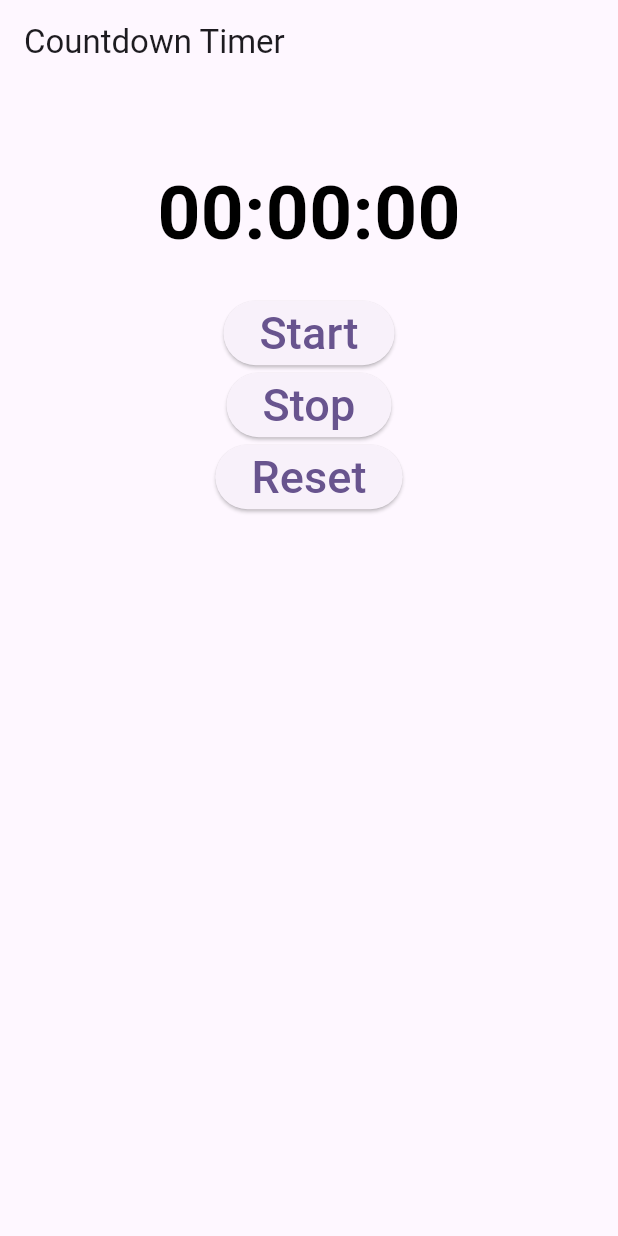
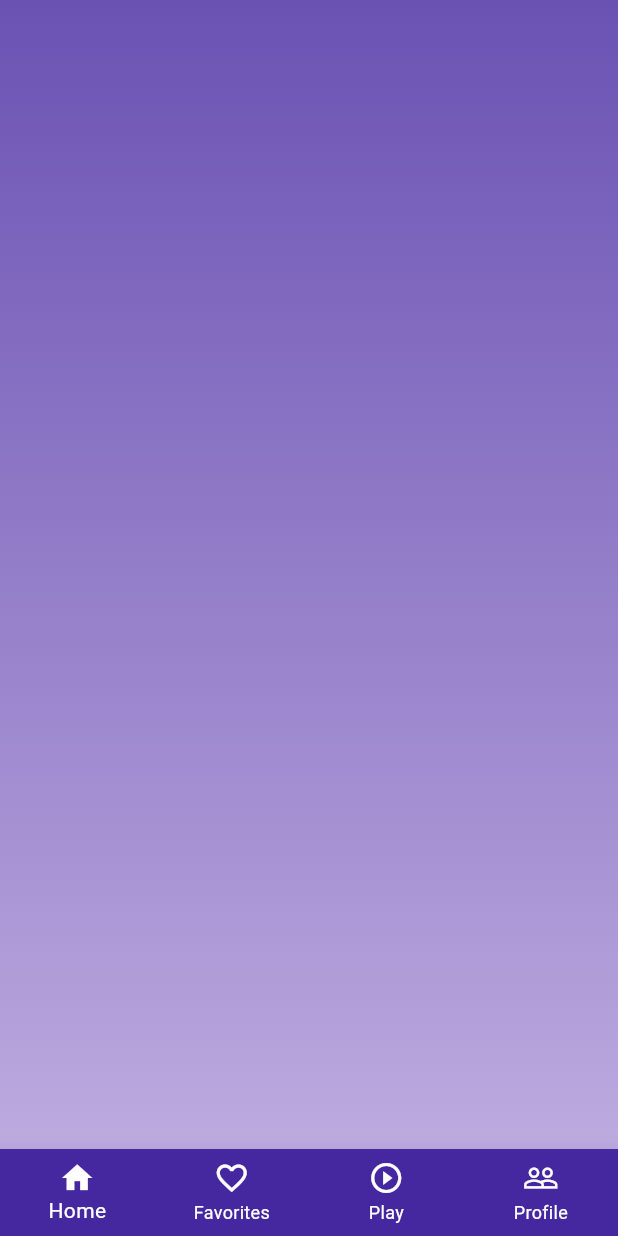
Before and after one commit to laragrace30/countdown_timer, a Flutter app: the screen it shows after launch, on a phone screen of 412 x 824 dp. Run offline on Flutter 3.47's test engine with Material 2 defaults, Android fonts, the phone set to English and light mode, and no system bars.

Commit message:
changes made

```diff
--- a/analysis_options.yaml
+++ b/analysis_options.yaml
@@ -22,7 +22,7 @@ linter:
   # producing the lint.
   rules:
     # avoid_print: false  # Uncomment to disable the `avoid_print` rule
-    # prefer_single_quotes: true  # Uncomment to enable the `prefer_single_quotes` rule
-
+  #prefer_single_quotes: true # Uncomment to enable the `prefer_single_quotes` rule
+  #prefer_relative_imports: true
 # Additional information about this file can be found at
 # https://dart.dev/guides/language/analysis-options
--- a/lib/countdown_timer.dart
+++ /dev/null
@@ -1,110 +0,0 @@
-import 'package:flutter/material.dart';
-import 'dart:async';
-
-class CountdownTimer extends StatefulWidget {
-  const CountdownTimer({super.key});
-
-  @override
-  _CountdownTimerState createState() => _CountdownTimerState();
-}
-
-class _CountdownTimerState extends State<CountdownTimer> {
-  Timer? countdownTimer;
-  Duration myDuration = const Duration(days: 5);
-
-  @override
-  void initState() {
-    super.initState();
-  }
-
-  void startTimer() {
-    countdownTimer = Timer.periodic(const Duration(seconds: 1), (_) => setCountDown());
-  }
-
-  void stopTimer() {
-    setState(() => countdownTimer?.cancel());
-  }
-
-  void resetTimer() {
-    stopTimer();
-    setState(() => myDuration = const Duration(days: 5));
-  }
-
-  void setCountDown() {
-    const reduceSecondsBy = 1;
-    setState(() {
-      final seconds = myDuration.inSeconds - reduceSecondsBy;
-      if (seconds < 0) {
-        countdownTimer?.cancel();
-      } else {
-        myDuration = Duration(seconds: seconds);
-      }
-    });
-  }
-
-  @override
-  Widget build(BuildContext context) {
-    String strDigits(int n) => n.toString().padLeft(2, '0');
-    //final days = strDigits(myDuration.inDays);
-    final hours = strDigits(myDuration.inHours.remainder(24));
-    final minutes = strDigits(myDuration.inMinutes.remainder(60));
-    final seconds = strDigits(myDuration.inSeconds.remainder(60));
-
-    return Scaffold(
-      appBar: AppBar(
-        title: const Text('Countdown Timer'),
-      ),
-      body: Center(
-        child: Column(
-          children: [
-            const SizedBox(
-              height: 50,
-            ),
-            Text(
-              '$hours:$minutes:$seconds',
-              style: const TextStyle(
-                fontWeight: FontWeight.bold,
-                color: Colors.black,
-                fontSize: 50,
-              ),
-            ),
-            const SizedBox(height: 20),
-            ElevatedButton(
-              onPressed: startTimer,
-              child: const Text(
-                'Start',
-                style: TextStyle(
-                  fontSize: 30,
-                ),
-              ),
-            ),
-            ElevatedButton(
-              onPressed: () {
-                if (countdownTimer == null || countdownTimer!.isActive) {
-                  stopTimer();
-                }
-              },
-              child: const Text(
-                'Stop',
-                style: TextStyle(
-                  fontSize: 30,
-                ),
-              ),
-            ),
-            ElevatedButton(
-              onPressed: () {
-                resetTimer();
-              },
-              child: const Text(
-                'Reset',
-                style: TextStyle(
-                  fontSize: 30,
-                ),
-              ),
-            ),
-          ],
-        ),
-      ),
-    );
-  }
-}
--- a/lib/main.dart
+++ b/lib/main.dart
@@ -1,4 +1,5 @@
-import 'package:countdown_timer/countdown_timer.dart';
+
+import 'package:countdown_timer/screens/home_screen.dart';
 import 'package:flutter/material.dart';
 
 void main() {
@@ -17,7 +18,7 @@ class MyApp extends StatelessWidget {
         colorScheme: ColorScheme.fromSeed(seedColor: Colors.deepPurple),
         useMaterial3: true,
       ),
-      home: const CountdownTimer(),
+      home: const HomeScreen(),
     );
   }
 }
--- /dev/null
+++ b/lib/screens/home_screen.dart
@@ -0,0 +1,33 @@
+import 'package:countdown_timer/widgets/custom_nav_bar.dart';
+import 'package:flutter/material.dart';
+
+class HomeScreen extends StatelessWidget {
+  const HomeScreen({super.key});
+
+  @override
+  Widget build(BuildContext context) {
+    return Container(
+      decoration: BoxDecoration(
+        gradient: LinearGradient(
+          begin: Alignment.topCenter,
+          end: Alignment.bottomCenter,
+          colors: [
+            Colors.deepPurple.shade800.withOpacity(0.8),
+            Colors.deepPurple.shade200.withOpacity(0.8),
+          ],
+        ),
+      ),
+      child: const Scaffold(
+        backgroundColor: Colors.transparent,
+        bottomNavigationBar: CustomNavBar(),
+        body: SingleChildScrollView(
+          child: Column(
+            children: [
+
+            ],
+          ),
+        ),
+      ),
+    );
+  }
+}
--- /dev/null
+++ b/lib/widgets/custom_nav_bar.dart
@@ -0,0 +1,37 @@
+import 'package:flutter/material.dart';
+
+class CustomNavBar extends StatelessWidget {
+  const CustomNavBar({
+    Key? key,
+  }) : super(key: key);
+
+@override
+  Widget build(BuildContext context) {
+    return BottomNavigationBar(
+      type: BottomNavigationBarType.fixed,
+      backgroundColor: Colors.deepPurple.shade800,
+      unselectedItemColor: Colors.white,
+      selectedItemColor: Colors.white,
+      showUnselectedLabels: true,
+      showSelectedLabels: true,
+      items: const [
+        BottomNavigationBarItem(
+          icon: Icon(Icons.home),
+          label: 'Home',
+        ),
+        BottomNavigationBarItem(
+          icon: Icon(Icons.favorite_outline),
+          label: 'Favorites',
+        ),
+        BottomNavigationBarItem(
+          icon: Icon(Icons.play_circle_outline),
+          label: 'Play',
+        ),
+        BottomNavigationBarItem(
+          icon: Icon(Icons.people_outline),
+          label: 'Profile',
+        ),
+      ],
+    );
+  }
+}
--- a/pubspec.yaml
+++ b/pubspec.yaml
@@ -35,6 +35,7 @@ dependencies:
   # The following adds the Cupertino Icons font to your application.
   # Use with the CupertinoIcons class for iOS style icons.
   cupertino_icons: ^1.0.2
+
 
 dev_dependencies:
   flutter_test:
```
